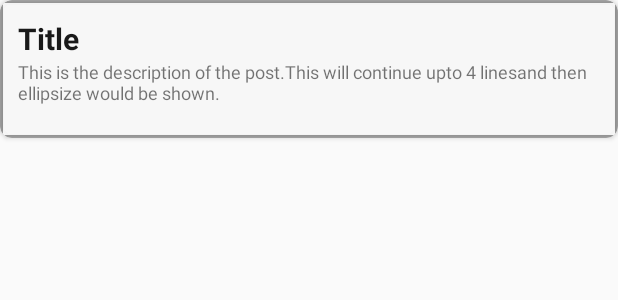
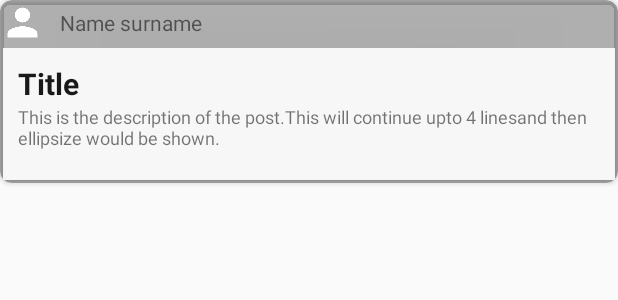
Before and after one commit to RoliVerma/Xnary, an Android app: the layout feed_layout.xml on its own in the app's theme, with its tools: preview values and no code run, on a phone screen of 412 x 824 dp. Shown: the top 300 px of the screen. Run offline under Robolectric (Android 15) with nearby library versions, the phone set to English and light mode, and no system bars.

Commit message:
Profile Creation Done

```diff
--- a/Code/Platform/app/src/main/java/fragments/HomeFragment.java
+++ b/Code/Platform/app/src/main/java/fragments/HomeFragment.java
@@ -47,7 +47,7 @@ public class HomeFragment extends Fragment {
     }
 
     public void receivePost(){
-        db.collection("Feed").get()
+        db.collection("Feed").orderBy("timestamp").get()
                 .addOnCompleteListener(new OnCompleteListener<QuerySnapshot>() {
                     @Override
                     public void onComplete(@NonNull Task<QuerySnapshot> task) {
--- a/Code/Platform/app/src/main/res/layout/feed_layout.xml
+++ b/Code/Platform/app/src/main/res/layout/feed_layout.xml
@@ -7,6 +7,29 @@
     app:cardCornerRadius="8dp"
     android:backgroundTint="@color/overlay_dark_30">
 
+    <LinearLayout
+        android:layout_width="match_parent"
+        android:layout_height="wrap_content"
+        android:orientation="vertical">
+        <LinearLayout
+            android:layout_width="match_parent"
+            android:layout_height="wrap_content">
+
+            <de.hdodenhof.circleimageview.CircleImageView
+                android:id="@+id/pic"
+                android:layout_width="30dp"
+                android:layout_height="30dp"
+                android:src="@drawable/profile"
+                android:layout_marginRight="10dp"/>
+
+            <TextView
+                android:id="@+id/username"
+                android:layout_width="wrap_content"
+                android:layout_height="wrap_content"
+                android:text="Name surname"
+                android:layout_gravity="center"/>
+
+        </LinearLayout>
     <RelativeLayout
         android:layout_width="match_parent"
         android:layout_height="match_parent"
@@ -84,6 +107,7 @@
 
 
     </RelativeLayout>
+    </LinearLayout>
 
 
 </androidx.cardview.widget.CardView>
```
